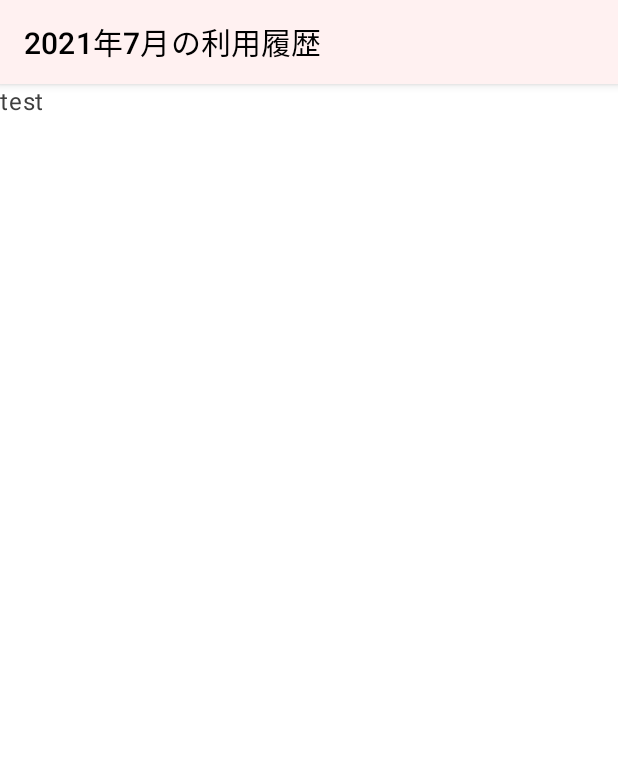
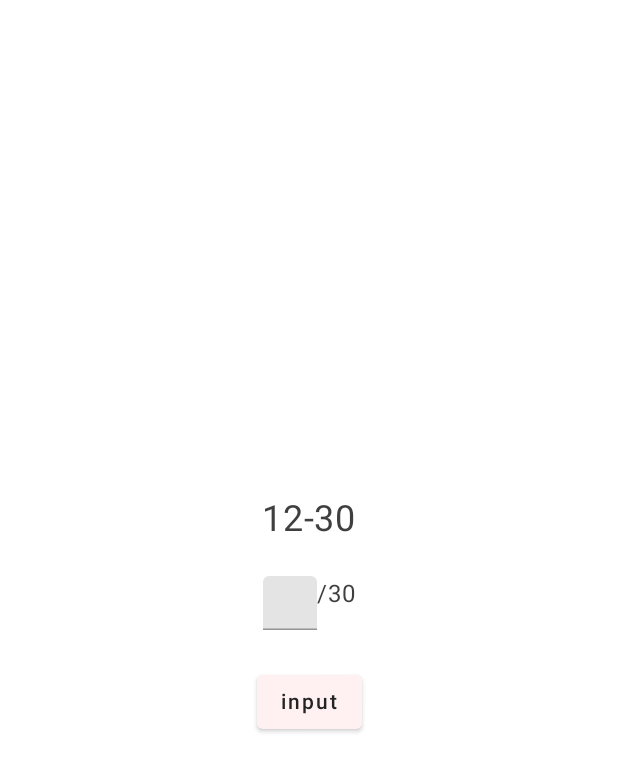
Before and after one commit to yoshida0261/Toeic5, an Android app built with Jetpack Compose: the composable HomeScreen shown on its own in the app's theme, on a phone screen of 412 x 824 dp. Shown: the top 772 px of the screen. Run offline under Robolectric (Android 15) with nearby library versions, the phone set to English and light mode, and no system bars.

Commit message:
layout 変更

```diff
--- a/app/src/main/AndroidManifest.xml
+++ b/app/src/main/AndroidManifest.xml
@@ -19,7 +19,6 @@
                 <category android:name="android.intent.category.LAUNCHER" />
             </intent-filter>
         </activity>
-        <activity android:name=".Part2Activity"></activity>
     </application>
 
 </manifest>
--- a/app/src/main/java/com/stah/toeic5/MainActivity.kt
+++ b/app/src/main/java/com/stah/toeic5/MainActivity.kt
@@ -2,6 +2,7 @@ package com.stah.toeic5
 
 import android.content.Context
 import android.os.Bundle
+import android.view.View
 import androidx.activity.compose.setContent
 import androidx.appcompat.app.AppCompatActivity
 import androidx.compose.runtime.Composable
@@ -11,6 +12,10 @@ import com.stah.toeic5.ui.theme.MyTheme
 class MainActivity : AppCompatActivity() {
     override fun onCreate(savedInstanceState: Bundle?) {
         super.onCreate(savedInstanceState)
+        //window.decorView.systemUiVisibility = View.SYSTEM_UI_FLAG_FULLSCREEN
+        // Remember that you should never show the action bar if the
+        // status bar is hidden, so hide that too if necessary.
+        actionBar?.hide()
         setContent {
             MyTheme {
                 MyApp(this)
--- /dev/null
+++ b/app/src/main/java/com/stah/toeic5/home/HomeComponents.kt
@@ -0,0 +1,49 @@
+package com.stah.toeic5.home
+
+import androidx.compose.foundation.layout.*
+import androidx.compose.foundation.text.KeyboardOptions
+import androidx.compose.material.Button
+import androidx.compose.material.Text
+import androidx.compose.material.TextField
+import androidx.compose.runtime.Composable
+import androidx.compose.runtime.getValue
+import androidx.compose.runtime.mutableStateOf
+import androidx.compose.runtime.saveable.rememberSaveable
+import androidx.compose.runtime.setValue
+import androidx.compose.ui.Alignment
+import androidx.compose.ui.Modifier
+import androidx.compose.ui.text.input.KeyboardType
+import androidx.compose.ui.unit.dp
+import androidx.compose.ui.unit.sp
+import java.text.SimpleDateFormat
+import java.util.*
+
+@Composable
+fun TodayScore() {
+    var text by rememberSaveable { mutableStateOf("") }
+    Column(
+        Modifier.fillMaxSize(),
+        verticalArrangement = Arrangement.Center,
+        horizontalAlignment = Alignment.CenterHorizontally
+    ) {
+
+
+        val s = SimpleDateFormat("MM-dd").format(Date())
+        Text(text = s, fontSize = 24.sp)
+        Spacer(Modifier.size(24.dp))
+        Row() {
+            TextField(
+                value = text, onValueChange = {
+                    text = it
+                },
+                label = {},
+                modifier = Modifier.size(36.dp),
+                keyboardOptions = KeyboardOptions(keyboardType = KeyboardType.Number)
+            )
+            Text("/30")
+        }
+        Spacer(Modifier.size(24.dp))
+        Button(onClick = {}, content = { Text("input") })
+    }
+
+}
--- a/app/src/main/java/com/stah/toeic5/home/HomeScreen.kt
+++ b/app/src/main/java/com/stah/toeic5/home/HomeScreen.kt
@@ -9,11 +9,9 @@ import androidx.compose.ui.graphics.Color
 @Composable
 fun HomeScreen() {
     Scaffold(topBar = {
-        TopAppBar(
-            title = { Text("2021年7月の利用履歴", color = Color.Black) }
-        )
+
     },
-        content = { Text("test") }
+        content = { TodayScore() }
     )
 
 }
```
